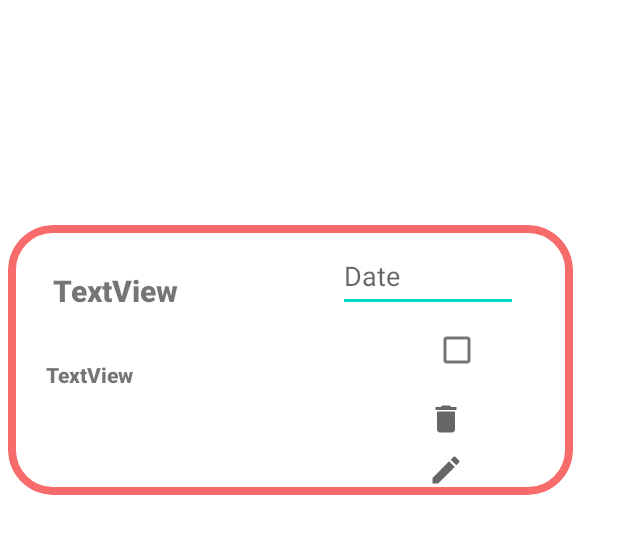
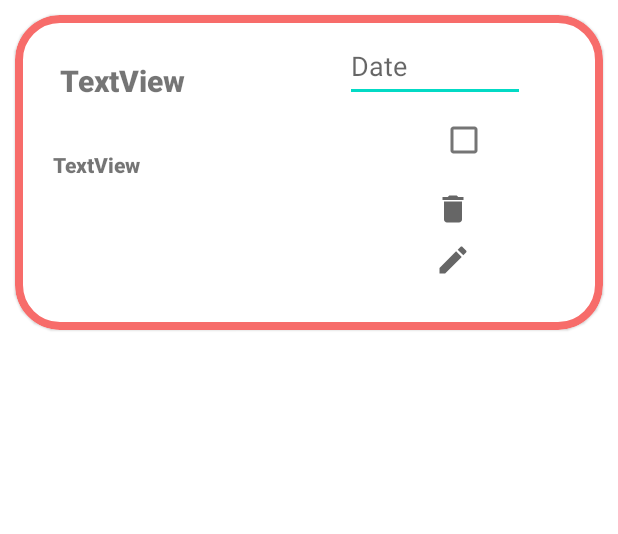
Before and after one commit to waadalshammari/Todo, an Android app: the layout app_layout.xml on its own in the app's theme, with its tools: preview values and no code run, on a phone screen of 412 x 824 dp. Shown: the top 534 px of the screen. Run offline under Robolectric (Android 15) with nearby library versions, the phone set to English and light mode, and no system bars.

Commit message:
13 commit

```diff
--- a/app/src/main/java/com/example/todo/view/AddFragment.kt
+++ b/app/src/main/java/com/example/todo/view/AddFragment.kt
@@ -12,6 +12,7 @@ import android.widget.EditText
 import android.widget.Toast
 import androidx.fragment.app.DialogFragment
 import androidx.fragment.app.activityViewModels
+import androidx.navigation.fragment.findNavController
 import com.example.todo.R
 import java.text.SimpleDateFormat
 import java.util.*
@@ -46,6 +47,7 @@ class AddFragment : Fragment() {
             val date = dateEditText.text.toString()
 
             todolistViewModel.addItem(title, des, date)
+            findNavController().popBackStack()
         }
         // for date Picker to show by click on the Text.
         dateEditText.setOnClickListener {
--- a/app/src/main/java/com/example/todo/view/ToDoListAdapter.kt
+++ b/app/src/main/java/com/example/todo/view/ToDoListAdapter.kt
@@ -40,7 +40,7 @@ class ToDoListAdapter (val task: List<ToDoListModel>,val viewModel: ToDoListView
             it.findNavController().navigate(R.id.action_onboarding_listFragment_to_editFragment)
         }
        holder.deletebutton.setOnClickListener {
-
+         viewModel.deleteItem(task)
        }
        holder.editbutton.setOnClickListener {
            viewModel.selectedItemMutableLiveDate.postValue(task)
--- a/app/src/main/res/layout/app_layout.xml
+++ b/app/src/main/res/layout/app_layout.xml
@@ -2,19 +2,17 @@
 <LinearLayout xmlns:android="http://schemas.android.com/apk/res/android"
     xmlns:app="http://schemas.android.com/apk/res-auto"
     android:layout_width="match_parent"
-    android:layout_height="match_parent"
+    android:layout_height="wrap_content"
     android:orientation="vertical">
 
     <com.google.android.material.card.MaterialCardView
 
         android:layout_width="match_parent"
-        android:layout_height="180dp"
-        android:layout_marginLeft="5dp"
-        android:layout_marginTop="150dp"
-        android:layout_marginRight="30dp"
-        app:cardCornerRadius="30dp"
+        android:layout_height="wrap_content"
+        android:layout_margin="10dp"
 
 
+        app:cardCornerRadius="30dp"
         app:strokeColor="@color/orange"
         app:strokeWidth="5dp">
 
```
